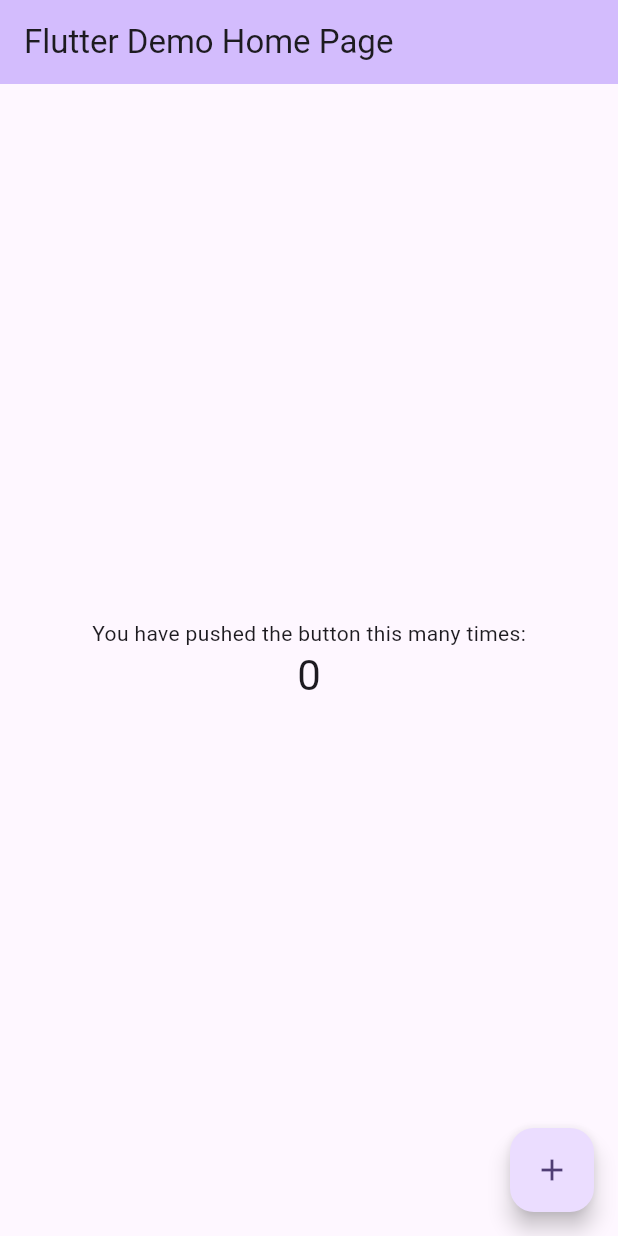
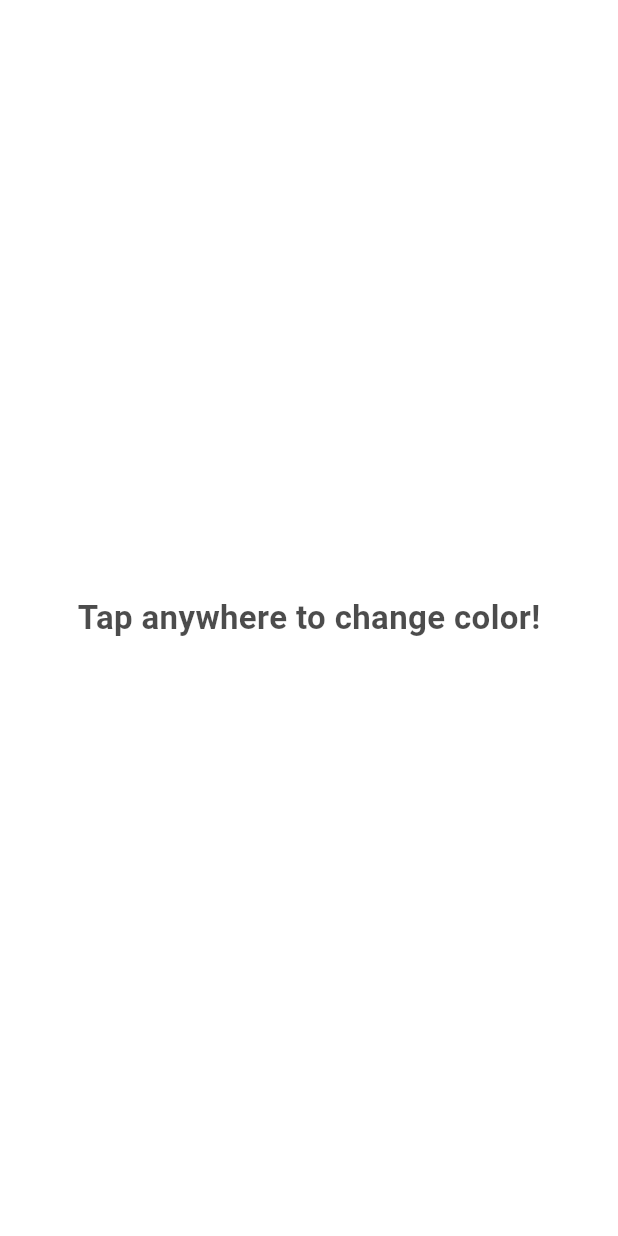
Before and after one commit to cmRejaulKarim/flutter, a Flutter app: the screen it shows after launch, on a phone screen of 412 x 824 dp. Run offline on Flutter 3.47's test engine with Material 3 defaults, Android fonts, the light colour scheme and no system bars.

Commit message:
color cng

```diff
--- a/firstflutter/lib/main.dart
+++ b/firstflutter/lib/main.dart
@@ -1,3 +1,4 @@
+import 'dart:math';
 import 'package:flutter/material.dart';
 
 void main() {
@@ -7,116 +8,58 @@ void main() {
 class MyApp extends StatelessWidget {
   const MyApp({super.key});
 
-  // This widget is the root of your application.
   @override
   Widget build(BuildContext context) {
     return MaterialApp(
-      title: 'Flutter Demo',
+      debugShowCheckedModeBanner: false,
+      title: 'Color Changer',
       theme: ThemeData(
-        // This is the theme of your application.
-        //
-        // TRY THIS: Try running your application with "flutter run". You'll see
-        // the application has a purple toolbar. Then, without quitting the app,
-        // try changing the seedColor in the colorScheme below to Colors.green
-        // and then invoke "hot reload" (save your changes or press the "hot
-        // reload" button in a Flutter-supported IDE, or press "r" if you used
-        // the command line to start the app).
-        //
-        // Notice that the counter didn't reset back to zero; the application
-        // state is not lost during the reload. To reset the state, use hot
-        // restart instead.
-        //
-        // This works for code too, not just values: Most code changes can be
-        // tested with just a hot reload.
-        colorScheme: ColorScheme.fromSeed(seedColor: Colors.deepPurple),
+        colorScheme: ColorScheme.fromSeed(seedColor: Colors.blue),
       ),
-      home: const MyHomePage(title: 'Flutter Demo Home Page'),
+      home: const ColorChanger(),
     );
   }
 }
 
-class MyHomePage extends StatefulWidget {
-  const MyHomePage({super.key, required this.title});
-
-  // This widget is the home page of your application. It is stateful, meaning
-  // that it has a State object (defined below) that contains fields that affect
-  // how it looks.
-
-  // This class is the configuration for the state. It holds the values (in this
-  // case the title) provided by the parent (in this case the App widget) and
-  // used by the build method of the State. Fields in a Widget subclass are
-  // always marked "final".
-
-  final String title;
+class ColorChanger extends StatefulWidget {
+  const ColorChanger({super.key});
 
   @override
-  State<MyHomePage> createState() => _MyHomePageState();
+  State<ColorChanger> createState() => _ColorChangerState();
 }
 
-class _MyHomePageState extends State<MyHomePage> {
-  int _counter = 0;
+class _ColorChangerState extends State<ColorChanger> {
+  Color _bgColor = Colors.white;
+  final Random _random = Random();
 
-  void _incrementCounter() {
+  void _changeColor() {
     setState(() {
-      // This call to setState tells the Flutter framework that something has
-      // changed in this State, which causes it to rerun the build method below
-      // so that the display can reflect the updated values. If we changed
-      // _counter without calling setState(), then the build method would not be
-      // called again, and so nothing would appear to happen.
-      _counter++;
+      _bgColor = Color.fromRGBO(
+        _random.nextInt(256),
+        _random.nextInt(256),
+        _random.nextInt(256),
+        1,
+      );
     });
   }
 
   @override
   Widget build(BuildContext context) {
-    // This method is rerun every time setState is called, for instance as done
-    // by the _incrementCounter method above.
-    //
-    // The Flutter framework has been optimized to make rerunning build methods
-    // fast, so that you can just rebuild anything that needs updating rather
-    // than having to individually change instances of widgets.
-    return Scaffold(
-      appBar: AppBar(
-        // TRY THIS: Try changing the color here to a specific color (to
-        // Colors.amber, perhaps?) and trigger a hot reload to see the AppBar
-        // change color while the other colors stay the same.
-        backgroundColor: Theme.of(context).colorScheme.inversePrimary,
-        // Here we take the value from the MyHomePage object that was created by
-        // the App.build method, and use it to set our appbar title.
-        title: Text(widget.title),
-      ),
-      body: Center(
-        // Center is a layout widget. It takes a single child and positions it
-        // in the middle of the parent.
-        child: Column(
-          // Column is also a layout widget. It takes a list of children and
-          // arranges them vertically. By default, it sizes itself to fit its
-          // children horizontally, and tries to be as tall as its parent.
-          //
-          // Column has various properties to control how it sizes itself and
-          // how it positions its children. Here we use mainAxisAlignment to
-          // center the children vertically; the main axis here is the vertical
-          // axis because Columns are vertical (the cross axis would be
-          // horizontal).
-          //
-          // TRY THIS: Invoke "debug painting" (choose the "Toggle Debug Paint"
-          // action in the IDE, or press "p" in the console), to see the
-          // wireframe for each widget.
-          mainAxisAlignment: MainAxisAlignment.center,
-          children: <Widget>[
-            const Text('You have pushed the button this many times:'),
-            Text(
-              '$_counter',
-              style: Theme.of(context).textTheme.headlineMedium,
+    return GestureDetector(
+      onTap: _changeColor,
+      child: Scaffold(
+        backgroundColor: _bgColor,
+        body: Center(
+          child: Text(
+            "Tap anywhere to change color!",
+            style: TextStyle(
+              fontSize: 22,
+              fontWeight: FontWeight.bold,
+              color: Colors.black.withOpacity(0.7),
             ),
-          ],
+          ),
         ),
       ),
-      floatingActionButton: FloatingActionButton(
-        onPressed: _incrementCounter,
-        tooltip: 'Increment',
-        child: const Icon(Icons.add),
-      ), // This trailing comma makes auto-formatting nicer for build methods.
     );
   }
 }
```
